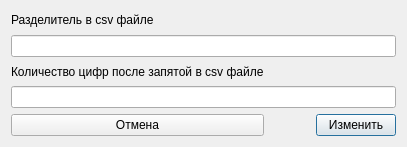
LeonidDubrovin/h5_visualizer, file ui/edit_settings_dialog.ui: the form before one commit.
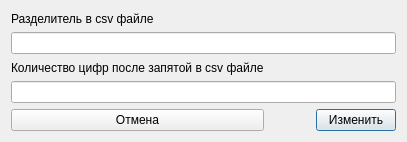
The form after the commit.

What changed in the file:
```diff
--- a/ui/edit_settings_dialog.ui
+++ b/ui/edit_settings_dialog.ui
@@ -7,7 +7,7 @@
     <x>0</x>
     <y>0</y>
     <width>407</width>
-    <height>147</height>
+    <height>142</height>
    </rect>
   </property>
   <property name="windowTitle">
```
